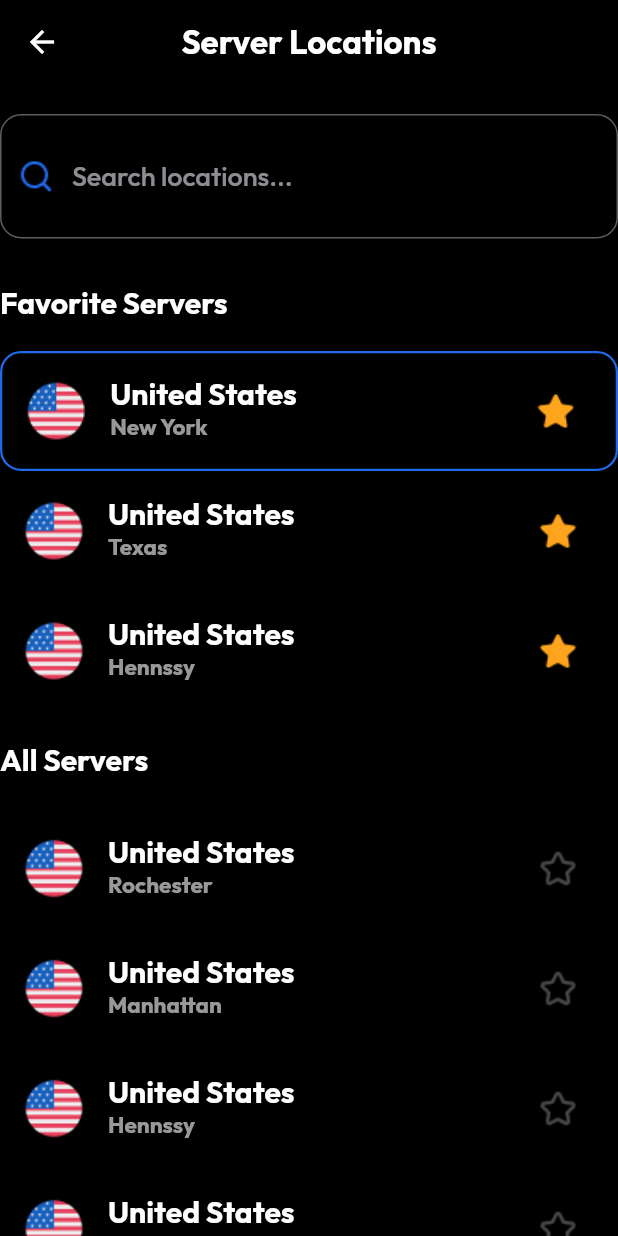
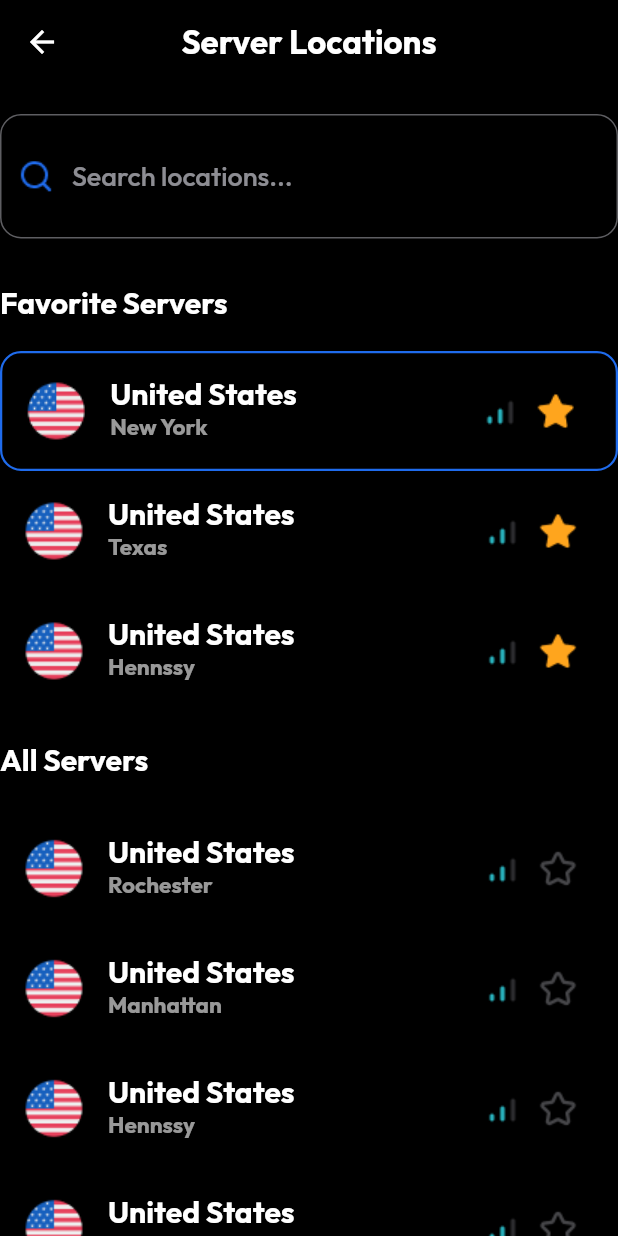
Before and after one commit to axelabbas/fullvpn, a Flutter app: the screen it shows after launch, after a tap on "United States", on a phone screen of 412 x 824 dp. Run offline on Flutter 3.47's test engine with Material 2 defaults, Android fonts, the light colour scheme and no system bars; missing offline and left inert: custom_timer.

Commit message:
minor fixes

```diff
--- a/lib/Models/colorsModel.dart
+++ b/lib/Models/colorsModel.dart
@@ -6,12 +6,14 @@ class appColors {
   late Color tertiaryColor;
   late Color greenAccent;
   late Color orangeAccent;
+  late Color bgColor;
   appColors() {
-    primaryColor = const Color(0xFF1F6BEC);
+    primaryColor = Color.fromRGBO(31, 107, 236, 1);
     secondaryColor = const Color(0xFFEBEBF5).withOpacity(0.6);
     tertiaryColor = const Color(0xFFEBEBF5).withOpacity(0.3);
     greenAccent = const Color(0xFF2CC57B);
     orangeAccent = const Color(0xFFFFA51D);
+    bgColor = Colors.black;
   }
 }
 
--- a/lib/Views/Screens/home/homeScreen.dart
+++ b/lib/Views/Screens/home/homeScreen.dart
@@ -53,7 +53,7 @@ class _homeScreenState extends State<homeScreen>
     return Container(
       height: screenHeight,
       decoration: BoxDecoration(
-          color: Colors.black,
+          color: myColors.bgColor,
           image: DecorationImage(
               image: AssetImage(
                 "assets/images/Map.png",
--- a/lib/Views/Screens/profile/loginScreen.dart
+++ b/lib/Views/Screens/profile/loginScreen.dart
@@ -28,7 +28,8 @@ class _loginScreenState extends State<loginScreen> {
         ],
       ),
       backgroundColor: Colors.black,
-      body: Column(
+      body: SingleChildScrollView(
+        child: Column(
           children: [
             Container(
               width: MediaQuery.of(context).size.width,
@@ -175,6 +176,7 @@ class _loginScreenState extends State<loginScreen> {
             )
           ],
         ),
+      ),
     );
   }
 }
--- a/lib/Views/Screens/settings/settingsScreen.dart
+++ b/lib/Views/Screens/settings/settingsScreen.dart
@@ -18,7 +18,7 @@ class _settingsScreenState extends State<settingsScreen> {
     bool killSwitch = context.watch<settingsProvider>().killSwitch;
     bool autoStart = context.watch<settingsProvider>().autoStart;
     return Container(
-      color: Colors.black,
+      color: myColors.bgColor,
       child: SafeArea(
         child: Padding(
           padding: const EdgeInsets.symmetric(horizontal: 15.0),
--- a/lib/Views/Widgets/home/locationWidget.dart
+++ b/lib/Views/Widgets/home/locationWidget.dart
@@ -61,6 +61,12 @@ class _LocationWidgetState extends State<LocationWidget> {
               trailing: Row(
                 mainAxisSize: MainAxisSize.min,
                 children: [
+                  Image(
+                    image: AssetImage("assets/images/Network.png"),
+                    color: null,
+                    fit: BoxFit.scaleDown,
+                    alignment: Alignment.center,
+                  ),
                   IconButton(
                     onPressed: () {
                       context
--- a/lib/Views/bnb.dart
+++ b/lib/Views/bnb.dart
@@ -38,7 +38,7 @@ class _bottomNavState extends State<bottomNav> {
             iconSize: 30,
             type: BottomNavigationBarType.fixed,
             selectedItemColor: myColors.primaryColor,
-            backgroundColor: Colors.black,
+            backgroundColor: myColors.bgColor,
             selectedFontSize: 12,
             selectedLabelStyle: TextStyle(
                 fontWeight: FontWeight.bold, color: myColors.primaryColor),
```
Lines whose indentation alone changed are shown as unchanged.
